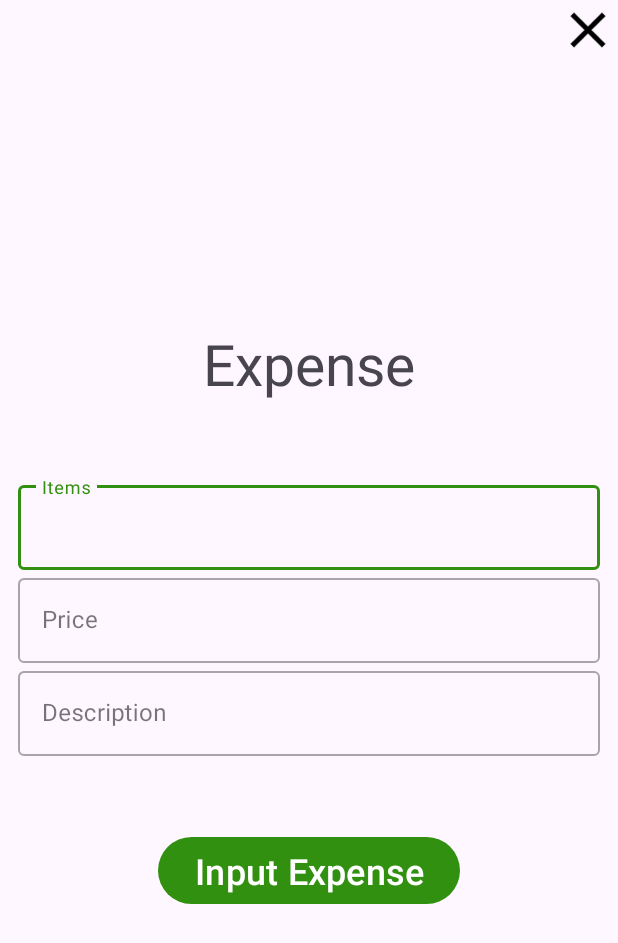
After one commit to RoeRL/WhereTheMoneyApp, an Android app: the ExpenseTransactionActivity screen opened directly, with no data from a screen before it, on a phone screen of 412 x 824 dp. The commit adds this screen. Shown: the top 943 px of the screen. Run offline under Robolectric (Android 15) with nearby library versions, the phone set to English and light mode, and no system bars; our stand-ins replace Firebase (no records; nobody signed in at launch, a user with empty details on screens opened directly).

Commit message:
[RR] Implement Expense Firebase

```diff
--- a/app/build.gradle.kts
+++ b/app/build.gradle.kts
@@ -42,9 +42,11 @@ dependencies {
     implementation("androidx.appcompat:appcompat:1.6.1")
     implementation("com.google.android.material:material:1.9.0")
     implementation("androidx.constraintlayout:constraintlayout:2.1.4")
+    implementation(platform("com.google.firebase:firebase-bom:32.6.0"))
     implementation("com.google.firebase:firebase-auth:22.3.0")
     implementation("com.google.firebase:firebase-database:20.3.0")
     implementation("com.google.firebase:firebase-auth-ktx:22.3.0")
+    implementation("com.google.firebase:firebase-analytics")
     implementation("com.google.android.gms:play-services-tasks:18.0.2")
     testImplementation("junit:junit:4.13.2")
     androidTestImplementation("androidx.test.ext:junit:1.1.5")
--- a/app/src/main/AndroidManifest.xml
+++ b/app/src/main/AndroidManifest.xml
@@ -12,6 +12,9 @@
         android:supportsRtl="true"
         android:theme="@style/Theme.WhereMyMoneyAppKotlin"
         tools:targetApi="31">
+        <activity
+            android:name=".ExpenseTransactionActivity"
+            android:exported="false" />
         <activity
             android:name=".MainActivity"
             android:exported="false" />
--- /dev/null
+++ b/app/src/main/java/com/example/wheremymoneyappkotlin/ExpenseTransactionActivity.kt
@@ -0,0 +1,58 @@
+package com.example.wheremymoneyappkotlin
+
+import android.content.Intent
+import androidx.appcompat.app.AppCompatActivity
+import android.os.Bundle
+import android.widget.Button
+import android.widget.ImageButton
+import com.google.firebase.database.FirebaseDatabase
+
+class ExpenseTransactionActivity : AppCompatActivity() {
+    private lateinit var database: FirebaseDatabase
+    override fun onCreate(savedInstanceState: Bundle?) {
+        super.onCreate(savedInstanceState)
+        setContentView(R.layout.activity_expense_transaction)
+
+        database = FirebaseDatabase.getInstance()
+
+
+        val m_itemLayout = findViewById<com.google.android.material.textfield.TextInputLayout>(R.id.itemLayout)
+        val m_priceLayout = findViewById<com.google.android.material.textfield.TextInputLayout>(R.id.priceLayout)
+        val m_inputIncomeButton = findViewById<Button>(R.id.inputIncomeButton)
+        val m_closeIncomeButton = findViewById<ImageButton>(R.id.closeIncomeTransaction)
+
+        m_closeIncomeButton.setOnClickListener {
+            finish()
+        }
+
+        m_inputIncomeButton.setOnClickListener {
+
+            val m_itemForm = findViewById<com.google.android.material.textfield.TextInputEditText>(R.id.itemInput).text.toString()
+            val m_priceForm = findViewById<com.google.android.material.textfield.TextInputEditText>(R.id.priceInput).text.toString().toDoubleOrNull()
+            if (m_itemForm.isEmpty()) {
+                m_itemLayout.error = "Please input your item"
+                return@setOnClickListener
+            }
+            if (m_priceForm==null) {
+                m_priceLayout.error = "Please input your price"
+                return@setOnClickListener
+            }
+
+            if (m_priceForm != null) {
+                writeToFirebase(m_itemForm, -m_priceForm)
+                val intent = Intent(this, MainActivity::class.java)
+                startActivity(intent)
+            }
+        }
+    }
+
+    private fun writeToFirebase(item: String, price: Double){
+        val databaseReference = database.reference.child("transactions")
+        val transactionId = databaseReference.push().key
+        val transactionData = hashMapOf("item" to item, "price" to price)
+
+        if (transactionId != null) {
+            databaseReference.child(transactionId).setValue(transactionData)
+        }
+    }
+}
--- a/app/src/main/java/com/example/wheremymoneyappkotlin/MainActivity.kt
+++ b/app/src/main/java/com/example/wheremymoneyappkotlin/MainActivity.kt
@@ -19,7 +19,6 @@ class MainActivity : AppCompatActivity() {
     private lateinit var transactions : ArrayList<HistoryTransaction>
     private lateinit var adapter: HistoryTransactionAdapater
     private lateinit var linearLayoutManager : LinearLayoutManager
-    private lateinit var incomeButton : Button
 
     val databaseReferense = FirebaseDatabase.getInstance().getReference("transactions")
 
@@ -77,11 +76,16 @@ class MainActivity : AppCompatActivity() {
         recyclerView.adapter = adapter
 
 
-        incomeButton = findViewById(R.id.incomeButton)
+        val incomeButton = findViewById<Button>(R.id.incomeButton)
+        val expenseButton = findViewById<Button>(R.id.expenseButton)
 
 
         incomeButton.setOnClickListener {
             val intent = Intent(this, InputTransactionActivity::class.java)
+            startActivity(intent)
+        }
+        expenseButton.setOnClickListener {
+            val intent = Intent(this, ExpenseTransactionActivity::class.java)
             startActivity(intent)
         }
     }
--- /dev/null
+++ b/app/src/main/res/layout/activity_expense_transaction.xml
@@ -0,0 +1,115 @@
+<?xml version="1.0" encoding="utf-8"?>
+<RelativeLayout xmlns:android="http://schemas.android.com/apk/res/android"
+    xmlns:app="http://schemas.android.com/apk/res-auto"
+    xmlns:tools="http://schemas.android.com/tools"
+    android:layout_width="match_parent"
+    android:layout_height="match_parent"
+    tools:context=".InputTransactionActivity">
+    <ImageButton
+        android:layout_width="40dp"
+        android:layout_height="40dp"
+        android:layout_alignParentRight="true"
+        android:background="@drawable/baseline_close_24"
+        android:id="@+id/closeIncomeTransaction"/>
+
+    <RelativeLayout
+        android:layout_width="match_parent"
+        android:layout_height="match_parent">
+
+        <LinearLayout
+            android:layout_width="match_parent"
+            android:layout_height="wrap_content"
+            android:orientation="vertical"
+            app:layout_constraintBottom_toBottomOf="parent"
+            app:layout_constraintEnd_toEndOf="parent"
+            app:layout_constraintStart_toStartOf="parent"
+            app:layout_constraintTop_toTopOf="parent"
+            android:layout_centerVertical="true">
+
+
+
+            <TextView
+                android:layout_width="match_parent"
+                android:layout_height="wrap_content"
+                android:text="Expense"
+                android:textSize="38sp"
+                android:textAlignment="center"
+                android:layout_marginBottom="50dp"/>
+
+            <com.google.android.material.textfield.TextInputLayout
+                android:id="@+id/itemLayout"
+                android:layout_width="match_parent"
+                android:layout_height="wrap_content"
+                android:layout_marginStart="12dp"
+                android:layout_marginEnd="12dp"
+                style="@style/Widget.MaterialComponents.TextInputLayout.OutlinedBox"
+                android:hint="Items">
+
+                <com.google.android.material.textfield.TextInputEditText
+                    android:layout_width="match_parent"
+                    android:layout_height="wrap_content"
+                    android:id="@+id/itemInput"
+                    android:maxLines="1"
+                    android:inputType="text"/>
+
+            </com.google.android.material.textfield.TextInputLayout>
+
+
+            <com.google.android.material.textfield.TextInputLayout
+                android:id="@+id/priceLayout"
+                android:layout_width="match_parent"
+                android:layout_height="wrap_content"
+                android:layout_marginStart="12dp"
+                android:layout_marginEnd="12dp"
+                style="@style/Widget.MaterialComponents.TextInputLayout.OutlinedBox"
+                android:hint="Price">
+
+                <com.google.android.material.textfield.TextInputEditText
+                    android:layout_width="match_parent"
+                    android:layout_height="wrap_content"
+                    android:id="@+id/priceInput"
+                    android:maxLines="1"
+                    android:inputType="text"/>
+
+            </com.google.android.material.textfield.TextInputLayout>
+
+            <com.google.android.material.textfield.TextInputLayout
+                android:layout_width="match_parent"
+                android:layout_height="wrap_content"
+                android:layout_marginStart="12dp"
+                android:layout_marginEnd="12dp"
+                style="@style/Widget.MaterialComponents.TextInputLayout.OutlinedBox"
+                android:hint="Description">
+
+                <com.google.android.material.textfield.TextInputEditText
+                    android:layout_width="match_parent"
+                    android:layout_height="wrap_content"
+                    android:id="@+id/descInput"
+                    android:maxLines="1"
+                    android:inputType="text"/>
+
+            </com.google.android.material.textfield.TextInputLayout>
+
+            <RelativeLayout
+                android:layout_width="match_parent"
+                android:layout_height="wrap_content">
+
+                <Button
+                    android:layout_marginTop="50dp"
+                    android:id="@+id/inputIncomeButton"
+                    android:layout_width="wrap_content"
+                    android:layout_height="wrap_content"
+                    android:layout_centerHorizontal="true"
+                    android:text="Input Expense"
+                    android:textSize="24sp"/>
+            </RelativeLayout>
+        </LinearLayout>
+
+
+    </RelativeLayout>
+
+
+
+
+
+</RelativeLayout>
--- a/app/src/main/res/layout/activity_main.xml
+++ b/app/src/main/res/layout/activity_main.xml
@@ -111,14 +111,6 @@
                     android:layout_margin="10dp"
                     android:backgroundTint="#FD0000"/>
 
-                <Button
-                    android:id="@+id/budgetButton"
-                    android:text="Budget"
-                    android:layout_width="wrap_content"
-                    android:layout_height="48dp"
-                    android:layout_margin="10dp"
-
-                    android:backgroundTint="#FFFB00"/>
             </LinearLayout>
 
             <androidx.recyclerview.widget.RecyclerView
--- a/build.gradle.kts
+++ b/build.gradle.kts
@@ -7,4 +7,5 @@ buildscript {
 plugins {
     id("com.android.application") version "8.2.0-rc03" apply false
     id("org.jetbrains.kotlin.android") version "1.9.10" apply false
+    id("com.google.gms.google-services") version "4.4.0" apply false
 }
```
Also changed, not shown: 1 other file.
